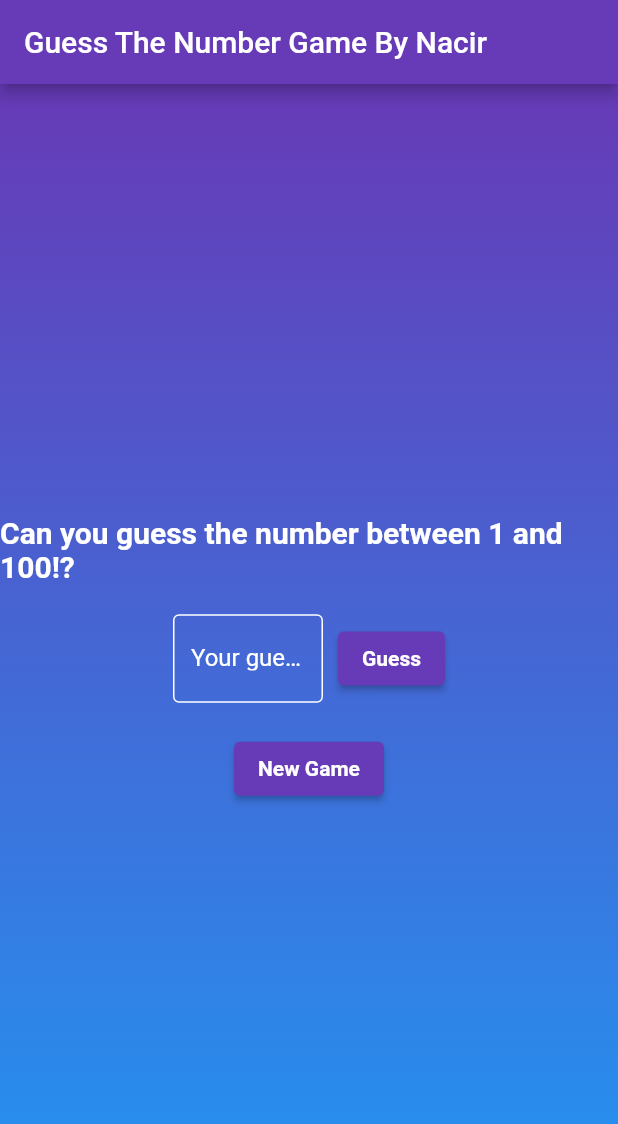
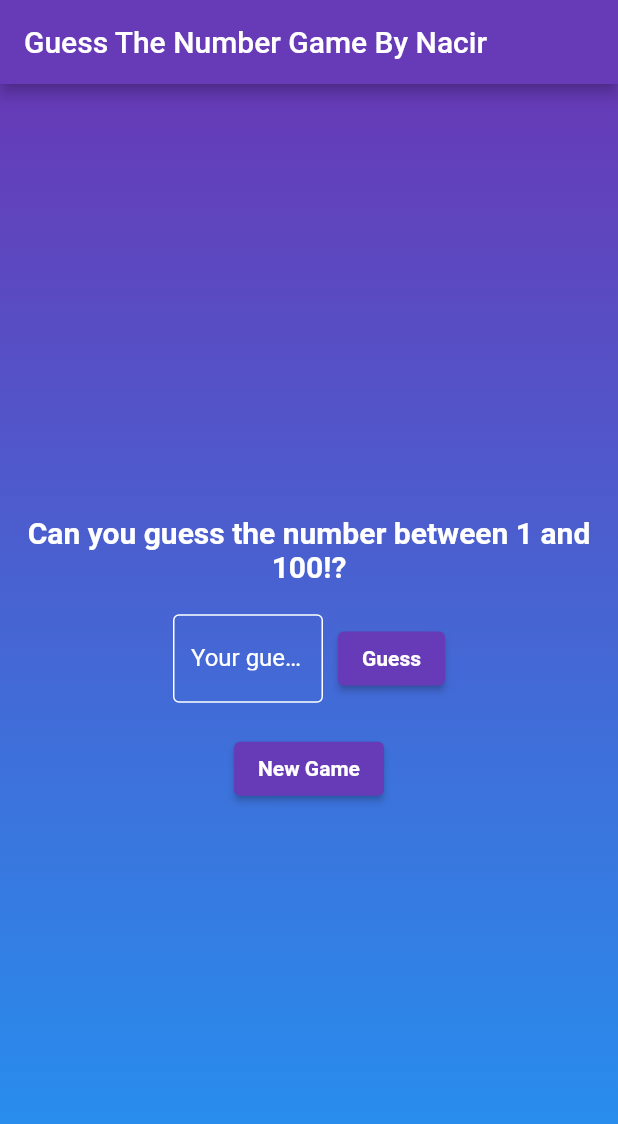
Before and after one commit to NacirChahine/guess-the-number, a Flutter app: the screen it shows after launch, after a tap on "New Game", on a phone screen of 412 x 824 dp. Shown: the top 1124 px of the screen. Run offline on Flutter 3.47's test engine with Material 2 defaults, Android fonts, the phone set to English and light mode, and no system bars.

Commit message:
performance and design enhancements

```diff
--- a/lib/main.dart
+++ b/lib/main.dart
@@ -8,7 +8,7 @@ void main() {
 }
 
 class GuessTheNumberGame extends StatefulWidget {
-  const GuessTheNumberGame({super.key});
+  const GuessTheNumberGame({Key? key}) : super(key: key);
 
   @override
   _GuessTheNumberGameState createState() => _GuessTheNumberGameState();
@@ -32,6 +32,7 @@ class _GuessTheNumberGameState extends State<GuessTheNumberGame> {
     _guess = null;
     _attempts = 0;
     _message = 'Can you guess the number between 1 and 100!?';
+    setState(() {}); // Update the UI to show the new message.
   }
 
   void _makeGuess() {
@@ -72,6 +73,7 @@ class _GuessTheNumberGameState extends State<GuessTheNumberGame> {
             children: <Widget>[
               AnimatedDefaultTextStyle(
                 duration: const Duration(milliseconds: 500),
+                textAlign: TextAlign.center, // Center-align text
                 style: TextStyle(
                   fontSize: 20,
                   color: _guess == _targetNumber ? Colors.green : Colors.white,
@@ -80,17 +82,21 @@ class _GuessTheNumberGameState extends State<GuessTheNumberGame> {
                 child: Text(_message),
               ),
               const SizedBox(height: 20),
-              Row(
+              Form(
+                child: Row(
                   mainAxisAlignment: MainAxisAlignment.center,
                   children: <Widget>[
-                  Container(
+                    SizedBox(
                       width: 100,
-                    child: TextField(
+                      child: TextFormField(
                         keyboardType: TextInputType.number,
                         onChanged: (value) {
                           setState(() {
                             _guess = int.tryParse(value);
                           });
+                        },
+                        onFieldSubmitted: (value) {
+                          _makeGuess();
                         },
                         style: const TextStyle(color: Colors.black), // Input text color
                         decoration: const InputDecoration(
@@ -109,7 +115,7 @@ class _GuessTheNumberGameState extends State<GuessTheNumberGame> {
                     ElevatedButton(
                       onPressed: _makeGuess,
                       style: ElevatedButton.styleFrom(
-                      primary: Colors.deepPurple, // Button background color
+                        backgroundColor: Colors.deepPurple, // Button background color
                       ),
                       child: const Text(
                         'Guess',
@@ -118,11 +124,12 @@ class _GuessTheNumberGameState extends State<GuessTheNumberGame> {
                     ),
                   ],
                 ),
+              ),
               const SizedBox(height: 20),
               ElevatedButton(
                 onPressed: _startNewGame,
                 style: ElevatedButton.styleFrom(
-                  primary: Colors.deepPurple, // Button background color
+                  backgroundColor: Colors.deepPurple, // Button background color
                 ),
                 child: const Text(
                   'New Game',
```
Lines whose indentation alone changed are shown as unchanged.
